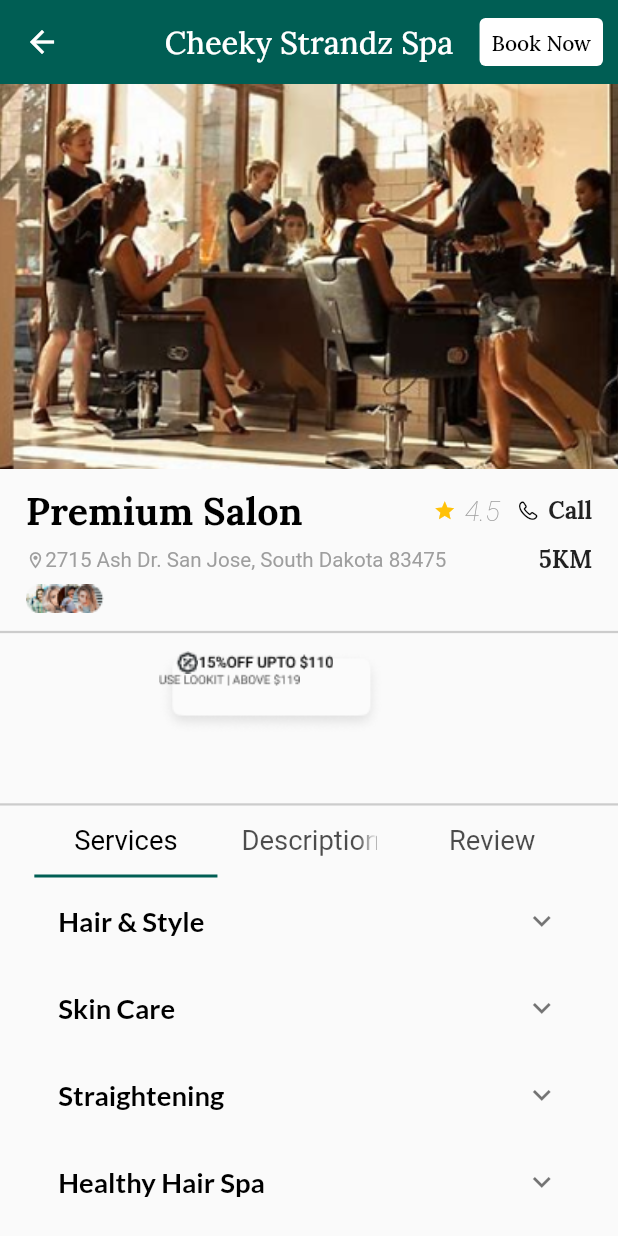
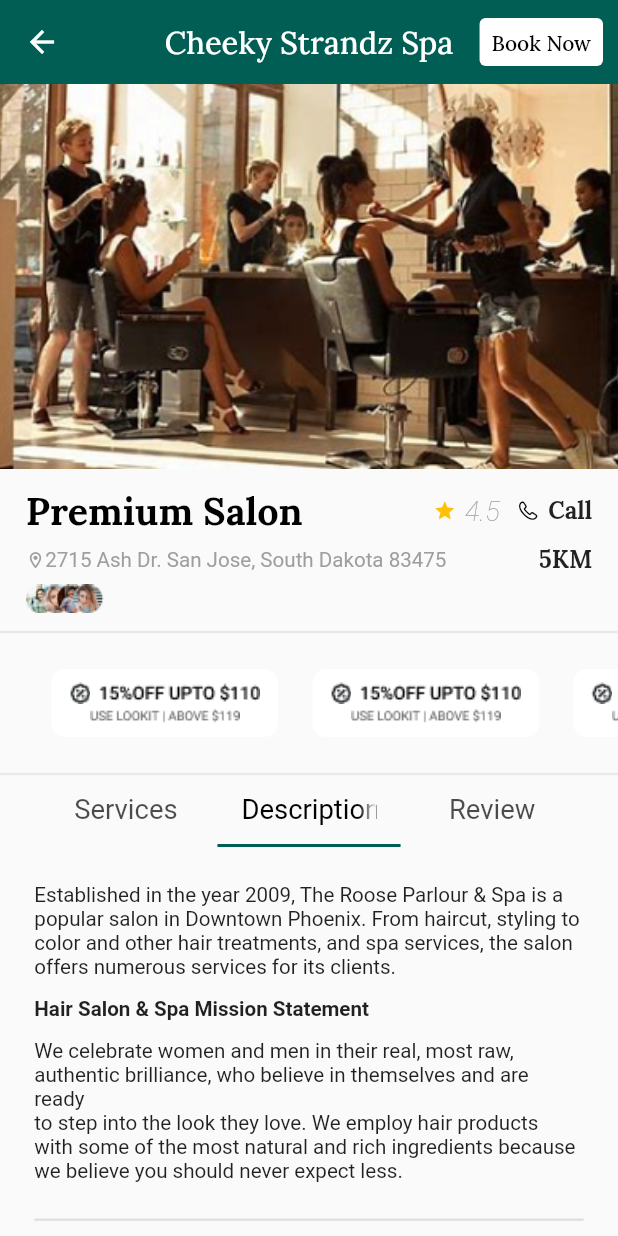
Before and after one commit to TheScriptRailoth/Hair-Haven, a Flutter app: the SalonPage screen opened directly, on a phone screen of 412 x 824 dp. Run offline on Flutter 3.47's test engine with Material 2 defaults, Android fonts, the phone set to English and light mode, and no system bars; our stand-ins replace flutter_rating_bar, flutter_screenutil, get, google_fonts, google_nav_bar, velocity_x.

Commit message:
HAIR-HAVEN: Updated Salon page Ui
Signed-off-by: Ashutosh <am3718440@gmail.com>

```diff
--- a/lib/presentation/pages/salon_page.dart
+++ b/lib/presentation/pages/salon_page.dart
@@ -191,9 +191,7 @@ class _SalonPageState extends State<SalonPage> {
           () => Container(
             child: Text("Content of itme 5"),
       ),
-
     ];
-
     return Scaffold(
       appBar: AppBar(
         elevation: 0.0,
@@ -298,53 +296,122 @@ class _SalonPageState extends State<SalonPage> {
             Container(
               height: 1.5,
               width: MediaQuery.sizeOf(context).width,
-              color: Colors.grey.withOpacity(0.5),
+              color: Colors.grey.withOpacity(0.2),
             ),
-            SizedBox(height: 10.h,),
+            SizedBox(height: 20.h,),
             SingleChildScrollView(
               scrollDirection: Axis.horizontal,
               child: Row(
                 children: [
+                  SizedBox(width: 30.w,),
+                  Container(
+                    height:38.h,
+                    width: 132.w,
+                    decoration: BoxDecoration(
+                        color: Colors.white,
+                      borderRadius: BorderRadius.circular(8.r)
+                    ),
+                    child: Column(
+                      crossAxisAlignment: CrossAxisAlignment.center,
+                      mainAxisAlignment: MainAxisAlignment.center,
+                      children: [
+                        Row(
+                          mainAxisAlignment: MainAxisAlignment.center,
+                          children: [
+                            Image.asset('assets/images/Discount.png',
+                            height: 12.h,
+                            width: 12.w, fit: BoxFit.cover,),
+                            SizedBox(width: 5.w,),
+                            Image.asset('assets/images/off_percent.png',
+                            fit: BoxFit.cover,
+                              height: 11.h,
+                            )
+                          ],
+                        ),
+                        SizedBox(height: 3.h,),
+                        Image.asset('assets/images/coupon_code.png',
+                        fit: BoxFit.cover,
+                        height: 8.h,)
+                      ],
+                    ),
+                  ),
                   SizedBox(width: 20.w,),
                   Container(
-                    height:75.h,
-                    width: 195.w,
-                    child: Stack(
+                    height:38.h,
+                    width: 132.w,
+                    decoration: BoxDecoration(
+                        color: Colors.white,
+                        borderRadius: BorderRadius.circular(8.r)
+                    ),
+                    child: Column(
+                      crossAxisAlignment: CrossAxisAlignment.center,
+                      mainAxisAlignment: MainAxisAlignment.center,
                       children: [
-                        Image.asset('assets/images/coupon_banner.png', fit: BoxFit.contain,),
-                        Column(
-                          mainAxisAlignment: MainAxisAlignment.start,
-                          crossAxisAlignment: CrossAxisAlignment.start,
+                        Row(
+                          mainAxisAlignment: MainAxisAlignment.center,
                           children: [
-                            Row(
-                              children: [
-                                SizedBox(width: 10.w,),
-                                Container(
-                                    height:15,
-                                    width: 15,
-                                    child: Image.asset('assets/images/Discount.png', fit: BoxFit.contain,),
-                                ),
-                                Image.asset('assets/images/off_percent.png')
-                              ],
-                            ),
-                            Image.asset('assets/images/coupon_code.png')
+                            Image.asset('assets/images/Discount.png',
+                              height: 12.h,
+                              width: 12.w, fit: BoxFit.cover,),
+                            SizedBox(width: 5.w,),
+                            Image.asset('assets/images/off_percent.png',
+                              fit: BoxFit.cover,
+                              height: 11.h,
+                            )
                           ],
-                        )
+                        ),
+                        SizedBox(height: 3.h,),
+                        Image.asset('assets/images/coupon_code.png',
+                          fit: BoxFit.cover,
+                          height: 8.h,)
                       ],
                     ),
-                  )
+                  ),
+                  SizedBox(width: 20.w,),
+                  Container(
+                    height:38.h,
+                    width: 132.w,
+                    decoration: BoxDecoration(
+                        color: Colors.white,
+                        borderRadius: BorderRadius.circular(8.r)
+                    ),
+                    child: Column(
+                      crossAxisAlignment: CrossAxisAlignment.center,
+                      mainAxisAlignment: MainAxisAlignment.center,
+                      children: [
+                        Row(
+                          mainAxisAlignment: MainAxisAlignment.center,
+                          children: [
+                            Image.asset('assets/images/Discount.png',
+                              height: 12.h,
+                              width: 12.w, fit: BoxFit.cover,),
+                            SizedBox(width: 5.w,),
+                            Image.asset('assets/images/off_percent.png',
+                              fit: BoxFit.cover,
+                              height: 11.h,
+                            )
+                          ],
+                        ),
+                        SizedBox(height: 3.h,),
+                        Image.asset('assets/images/coupon_code.png',
+                          fit: BoxFit.cover,
+                          height: 8.h,)
+                      ],
+                    ),
+                  ),
                 ],
               ),
             ),
-            SizedBox(height: 10.h,),
+            SizedBox(height: 20.h,),
             Container(
               height: 1.5,
               width: MediaQuery.sizeOf(context).width,
-              color: Colors.grey.withOpacity(0.5),
+              color: Colors.grey.withOpacity(0.2),
             ),
             Padding(
               padding: EdgeInsets.symmetric(horizontal: 20.0.w),
               child: DefaultTabController(
+                initialIndex: 1,
                   length: 3,
                   child: Column(
                     children: [
```
